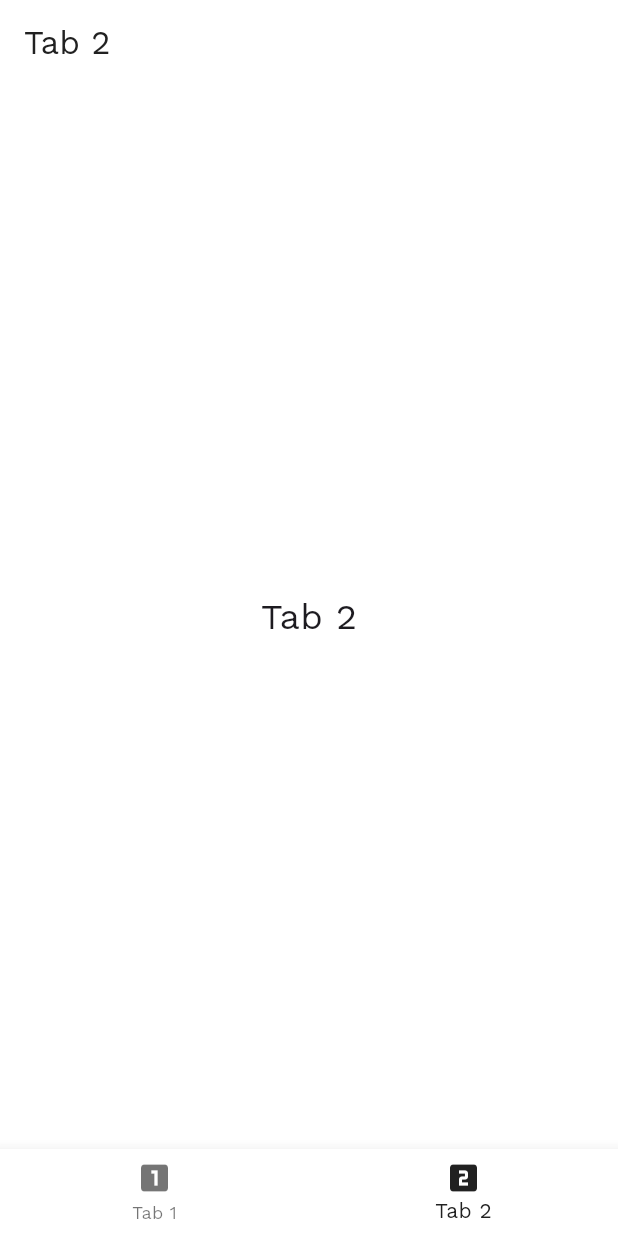
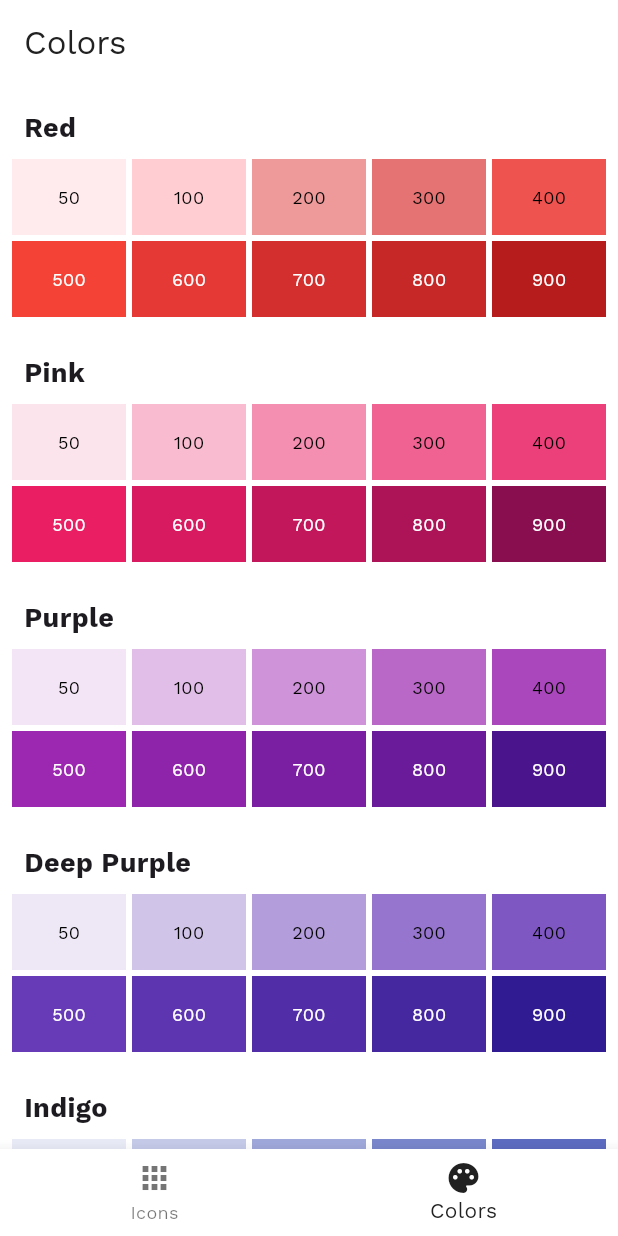
Before and after one commit to mbylstra/Grouseries, a Flutter app: the screen it shows after launch, item 2 of the bottom bar chosen, on a phone screen of 412 x 824 dp. Run offline on Flutter 3.47's test engine with Material 3 defaults, Android fonts, the phone set to English and light mode, and no system bars; our stand-ins replace google_fonts.

Commit message:
Add IconsPage and ColorsPage with bottom navigation for improved UI navigation

```diff
--- a/lib/main.dart
+++ b/lib/main.dart
@@ -50,17 +50,246 @@ class MyHomePage extends StatefulWidget {
   State<MyHomePage> createState() => _MyHomePageState();
 }
 
+class IconsPage extends StatelessWidget {
+  const IconsPage({super.key});
+
+  static final List<IconData> _icons = [
+    Icons.home,
+    Icons.star,
+    Icons.favorite,
+    Icons.settings,
+    Icons.search,
+    Icons.person,
+    Icons.add,
+    Icons.edit,
+    Icons.delete,
+    Icons.save,
+    Icons.share,
+    Icons.check,
+    Icons.close,
+    Icons.menu,
+    Icons.arrow_back,
+    Icons.arrow_forward,
+    Icons.arrow_upward,
+    Icons.arrow_downward,
+    Icons.refresh,
+    Icons.info,
+    Icons.warning,
+    Icons.error,
+    Icons.help,
+    Icons.notifications,
+    Icons.email,
+    Icons.phone,
+    Icons.message,
+    Icons.camera,
+    Icons.photo,
+    Icons.video_camera_back,
+    Icons.music_note,
+    Icons.volume_up,
+    Icons.volume_down,
+    Icons.volume_off,
+    Icons.play_arrow,
+    Icons.pause,
+    Icons.stop,
+    Icons.skip_next,
+    Icons.skip_previous,
+    Icons.fast_forward,
+    Icons.fast_rewind,
+    Icons.calendar_today,
+    Icons.access_time,
+    Icons.lock,
+    Icons.lock_open,
+    Icons.visibility,
+    Icons.visibility_off,
+    Icons.cloud,
+    Icons.cloud_upload,
+    Icons.cloud_download,
+    Icons.attachment,
+    Icons.folder,
+    Icons.folder_open,
+    Icons.insert_drive_file,
+    Icons.description,
+    Icons.picture_as_pdf,
+    Icons.image,
+    Icons.location_on,
+    Icons.map,
+    Icons.navigation,
+    Icons.explore,
+    Icons.directions,
+    Icons.local_cafe,
+    Icons.local_dining,
+    Icons.local_hospital,
+    Icons.local_hotel,
+    Icons.local_pharmacy,
+    Icons.shopping_cart,
+    Icons.shopping_bag,
+    Icons.store,
+    Icons.card_giftcard,
+    Icons.credit_card,
+    Icons.account_balance,
+    Icons.monetization_on,
+    Icons.trending_up,
+    Icons.trending_down,
+    Icons.bar_chart,
+    Icons.pie_chart,
+    Icons.show_chart,
+    Icons.timeline,
+    Icons.language,
+    Icons.translate,
+    Icons.public,
+    Icons.vpn_lock,
+    Icons.wifi,
+    Icons.bluetooth,
+    Icons.battery_full,
+    Icons.brightness_high,
+    Icons.brightness_low,
+    Icons.flashlight_on,
+    Icons.flashlight_off,
+    Icons.airplanemode_active,
+    Icons.print,
+    Icons.computer,
+    Icons.keyboard,
+    Icons.mouse,
+    Icons.headset,
+    Icons.watch,
+  ];
+
+  @override
+  Widget build(BuildContext context) {
+    return GridView.builder(
+      padding: const EdgeInsets.all(8.0),
+      gridDelegate: const SliverGridDelegateWithFixedCrossAxisCount(
+        crossAxisCount: 5,
+        crossAxisSpacing: 8.0,
+        mainAxisSpacing: 8.0,
+      ),
+      itemCount: _icons.length,
+      itemBuilder: (context, index) {
+        return Card(
+          child: Center(
+            child: Icon(
+              _icons[index],
+              size: 32.0,
+            ),
+          ),
+        );
+      },
+    );
+  }
+}
+
+class ColorsPage extends StatelessWidget {
+  const ColorsPage({super.key});
+
+  static final List<MaterialColor> _colors = [
+    Colors.red,
+    Colors.pink,
+    Colors.purple,
+    Colors.deepPurple,
+    Colors.indigo,
+    Colors.blue,
+    Colors.lightBlue,
+    Colors.cyan,
+    Colors.teal,
+    Colors.green,
+    Colors.lightGreen,
+    Colors.lime,
+    Colors.yellow,
+    Colors.amber,
+    Colors.orange,
+    Colors.deepOrange,
+    Colors.brown,
+    Colors.grey,
+    Colors.blueGrey,
+  ];
+
+  static final List<int> _shades = [50, 100, 200, 300, 400, 500, 600, 700, 800, 900];
+
+  @override
+  Widget build(BuildContext context) {
+    return ListView.builder(
+      padding: const EdgeInsets.all(8.0),
+      itemCount: _colors.length,
+      itemBuilder: (context, index) {
+        final color = _colors[index];
+        return Column(
+          crossAxisAlignment: CrossAxisAlignment.start,
+          children: [
+            Padding(
+              padding: const EdgeInsets.all(8.0),
+              child: Text(
+                _getColorName(color),
+                style: const TextStyle(fontSize: 18, fontWeight: FontWeight.bold),
+              ),
+            ),
+            GridView.builder(
+              shrinkWrap: true,
+              physics: const NeverScrollableScrollPhysics(),
+              gridDelegate: const SliverGridDelegateWithFixedCrossAxisCount(
+                crossAxisCount: 5,
+                crossAxisSpacing: 4.0,
+                mainAxisSpacing: 4.0,
+                childAspectRatio: 1.5,
+              ),
+              itemCount: _shades.length,
+              itemBuilder: (context, shadeIndex) {
+                final shade = _shades[shadeIndex];
+                return Container(
+                  color: color[shade],
+                  child: Center(
+                    child: Text(
+                      '$shade',
+                      style: TextStyle(
+                        color: shade >= 500 ? Colors.white : Colors.black,
+                        fontSize: 12,
+                      ),
+                    ),
+                  ),
+                );
+              },
+            ),
+            const SizedBox(height: 16),
+          ],
+        );
+      },
+    );
+  }
+
+  String _getColorName(MaterialColor color) {
+    if (color == Colors.red) return 'Red';
+    if (color == Colors.pink) return 'Pink';
+    if (color == Colors.purple) return 'Purple';
+    if (color == Colors.deepPurple) return 'Deep Purple';
+    if (color == Colors.indigo) return 'Indigo';
+    if (color == Colors.blue) return 'Blue';
+    if (color == Colors.lightBlue) return 'Light Blue';
+    if (color == Colors.cyan) return 'Cyan';
+    if (color == Colors.teal) return 'Teal';
+    if (color == Colors.green) return 'Green';
+    if (color == Colors.lightGreen) return 'Light Green';
+    if (color == Colors.lime) return 'Lime';
+    if (color == Colors.yellow) return 'Yellow';
+    if (color == Colors.amber) return 'Amber';
+    if (color == Colors.orange) return 'Orange';
+    if (color == Colors.deepOrange) return 'Deep Orange';
+    if (color == Colors.brown) return 'Brown';
+    if (color == Colors.grey) return 'Grey';
+    if (color == Colors.blueGrey) return 'Blue Grey';
+    return 'Unknown';
+  }
+}
+
 class _MyHomePageState extends State<MyHomePage> {
   int _selectedIndex = 0;
 
   static const List<Widget> _pages = <Widget>[
-    Center(child: Text('Tab 1', style: TextStyle(fontSize: 24))),
-    Center(child: Text('Tab 2', style: TextStyle(fontSize: 24))),
+    IconsPage(),
+    ColorsPage(),
   ];
 
   static const List<String> _titles = <String>[
-    'Tab 1',
-    'Tab 2',
+    'Icons',
+    'Colors',
   ];
 
   void _onItemTapped(int index) {
@@ -80,12 +309,12 @@ class _MyHomePageState extends State<MyHomePage> {
       bottomNavigationBar: BottomNavigationBar(
         items: const <BottomNavigationBarItem>[
           BottomNavigationBarItem(
-            icon: Icon(Icons.looks_one),
-            label: 'Tab 1',
+            icon: Icon(Icons.apps),
+            label: 'Icons',
           ),
           BottomNavigationBarItem(
-            icon: Icon(Icons.looks_two),
-            label: 'Tab 2',
+            icon: Icon(Icons.palette),
+            label: 'Colors',
           ),
         ],
         currentIndex: _selectedIndex,
```
